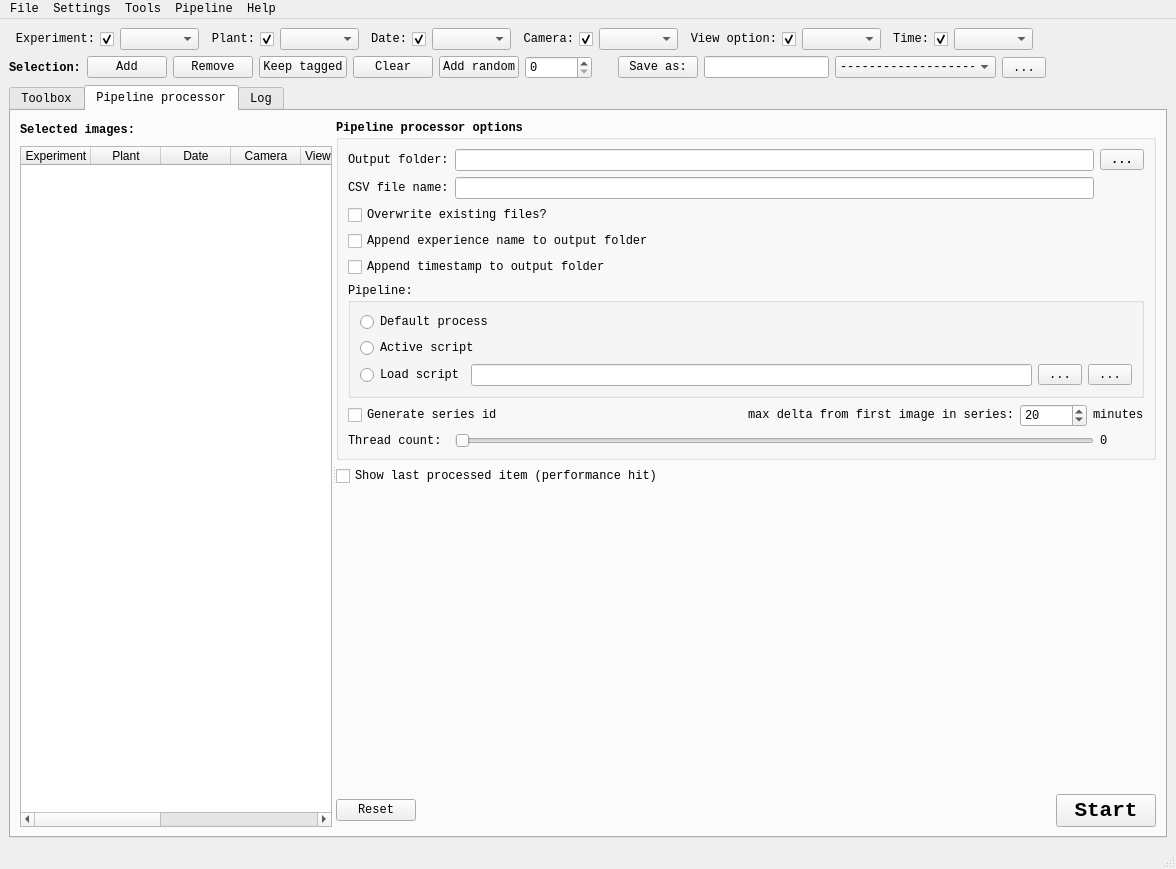
Before: the Qt Designer form main_form.ui in tpmp-inra/ipso_phen, drawn with Qt 5.
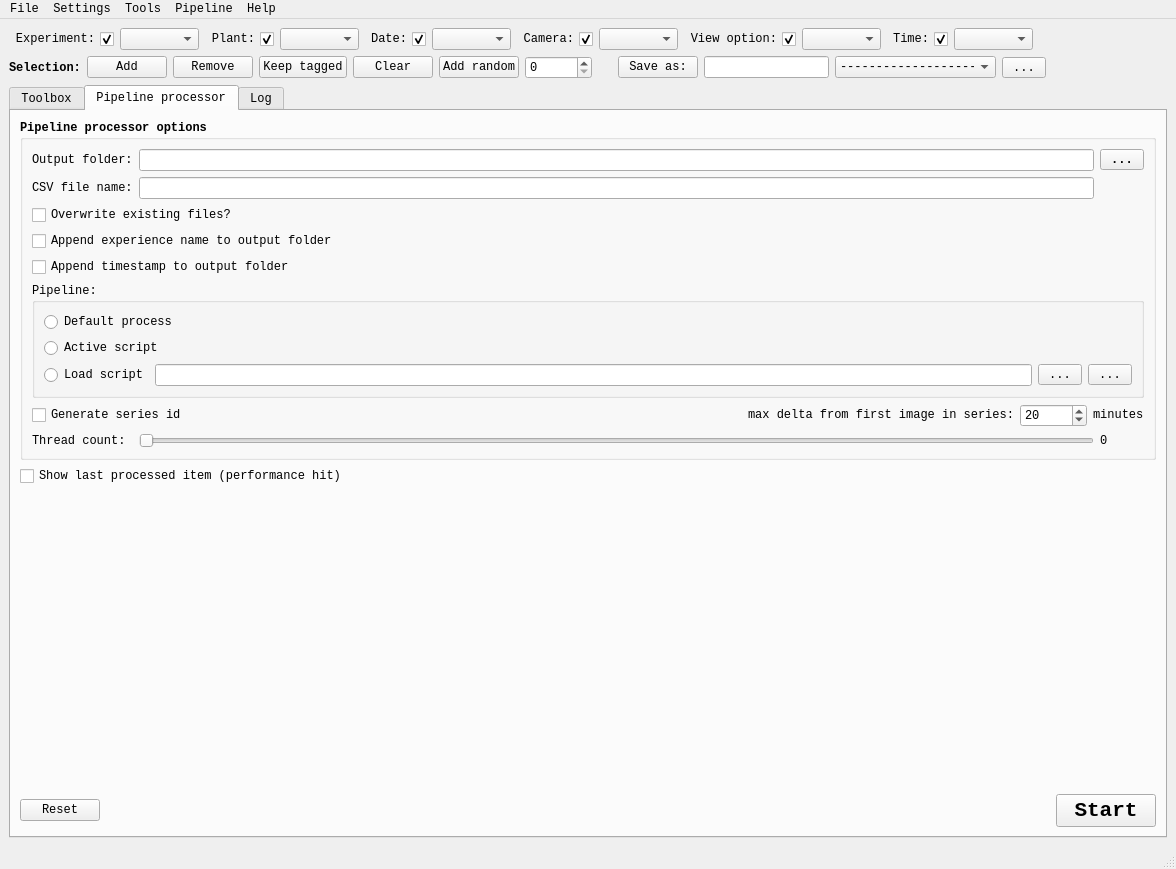
After: the same form once the commit is applied. The open tabs and pages were chosen to show the change. Icons and pictures are not drawn.

```diff
--- a/main_form.ui
+++ b/main_form.ui
@@ -1232,15 +1232,10 @@
            <property name="frameShadow">
             <enum>QFrame::Plain</enum>
            </property>
-           <layout class="QHBoxLayout" name="horizontalLayout_12">
-            <item>
-             <widget class="QSplitter" name="spl_ver_main_img_data">
-              <property name="orientation">
-               <enum>Qt::Horizontal</enum>
-              </property>
-              <widget class="QWidget" name="layoutWidget">
-               <layout class="QGridLayout" name="gridLayout_13">
+           <layout class="QGridLayout" name="gridLayout_12">
                 <item row="0" column="0">
+             <layout class="QHBoxLayout" name="horizontalLayout_10">
+              <item>
                  <widget class="QComboBox" name="cb_available_outputs">
                   <property name="maxVisibleItems">
                    <number>30</number>
@@ -1250,7 +1245,7 @@
                   </property>
                  </widget>
                 </item>
-                <item row="0" column="1">
+              <item>
                  <widget class="QPushButton" name="bt_clear_result">
                   <property name="maximumSize">
                    <size>
@@ -1263,7 +1258,13 @@
                   </property>
                  </widget>
                 </item>
-                <item row="1" column="0" colspan="2">
+             </layout>
+            </item>
+            <item row="1" column="0">
+             <widget class="QSplitter" name="spl_ver_main_img_data">
+              <property name="orientation">
+               <enum>Qt::Horizontal</enum>
+              </property>
                  <widget class="QLabel" name="lbl_output_image">
                   <property name="sizePolicy">
                    <sizepolicy hsizetype="Ignored" vsizetype="Ignored">
@@ -1284,9 +1285,6 @@
                    <set>Qt::AlignCenter</set>
                   </property>
                  </widget>
-                </item>
-               </layout>
-              </widget>
               <widget class="QTableWidget" name="tw_script_sim_output">
                <property name="frameShadow">
                 <enum>QFrame::Plain</enum>
@@ -1326,147 +1324,67 @@
        <attribute name="title">
         <string>Pipeline processor</string>
        </attribute>
-       <layout class="QHBoxLayout" name="horizontalLayout_10">
-        <item>
-         <widget class="QSplitter" name="spl_pipeline_processor">
-          <property name="orientation">
-           <enum>Qt::Horizontal</enum>
-          </property>
-          <widget class="QWidget" name="layoutWidget">
            <layout class="QGridLayout" name="gridLayout_10">
-            <item row="0" column="0">
-             <widget class="QLabel" name="label_11">
+        <item row="3" column="0">
+         <widget class="QPushButton" name="bt_pp_reset">
               <property name="font">
                <font>
-                <weight>75</weight>
-                <bold>true</bold>
+            <weight>50</weight>
+            <bold>false</bold>
                </font>
               </property>
               <property name="text">
-               <string>Selected images:</string>
+           <string>Reset</string>
+          </property>
+          <property name="icon">
+           <iconset resource="main_form.qrc">
+            <normaloff>:/common/resources/Refresh.png</normaloff>:/common/resources/Refresh.png</iconset>
               </property>
              </widget>
             </item>
-            <item row="0" column="1">
-             <spacer name="horizontalSpacer_13">
+        <item row="3" column="1">
+         <spacer name="horizontalSpacer_6">
               <property name="orientation">
                <enum>Qt::Horizontal</enum>
               </property>
               <property name="sizeHint" stdset="0">
                <size>
-                <width>138</width>
+            <width>944</width>
                 <height>20</height>
                </size>
               </property>
              </spacer>
             </item>
-            <item row="1" column="0" colspan="2">
-             <widget class="QTableWidget" name="tb_pp_images">
-              <property name="sizePolicy">
-               <sizepolicy hsizetype="Ignored" vsizetype="Expanding">
-                <horstretch>0</horstretch>
-                <verstretch>0</verstretch>
-               </sizepolicy>
-              </property>
+        <item row="3" column="2">
+         <widget class="QPushButton" name="bt_pp_start">
               <property name="minimumSize">
                <size>
-                <width>0</width>
+            <width>100</width>
                 <height>0</height>
                </size>
               </property>
-              <property name="maximumSize">
+          <property name="font">
+           <font>
+            <pointsize>16</pointsize>
+            <weight>75</weight>
+            <bold>true</bold>
+           </font>
+          </property>
+          <property name="text">
+           <string>Start</string>
+          </property>
+          <property name="icon">
+           <iconset resource="main_form.qrc">
+            <normaloff>:/image_process/resources/Play.png</normaloff>:/image_process/resources/Play.png</iconset>
+          </property>
+          <property name="iconSize">
                <size>
-                <width>16777215</width>
-                <height>16777215</height>
-               </size>
-              </property>
-              <property name="editTriggers">
-               <set>QAbstractItemView::NoEditTriggers</set>
-              </property>
-              <property name="dragDropOverwriteMode">
-               <bool>false</bool>
-              </property>
-              <property name="alternatingRowColors">
-               <bool>true</bool>
-              </property>
-              <property name="selectionMode">
-               <enum>QAbstractItemView::SingleSelection</enum>
-              </property>
-              <property name="selectionBehavior">
-               <enum>QAbstractItemView::SelectRows</enum>
-              </property>
-              <property name="textElideMode">
-               <enum>Qt::ElideMiddle</enum>
-              </property>
-              <property name="gridStyle">
-               <enum>Qt::SolidLine</enum>
-              </property>
-              <property name="sortingEnabled">
-               <bool>true</bool>
-              </property>
-              <attribute name="horizontalHeaderDefaultSectionSize">
-               <number>70</number>
-              </attribute>
-              <attribute name="horizontalHeaderHighlightSections">
-               <bool>false</bool>
-              </attribute>
-              <attribute name="horizontalHeaderStretchLastSection">
-               <bool>false</bool>
-              </attribute>
-              <attribute name="verticalHeaderShowSortIndicator" stdset="0">
-               <bool>true</bool>
-              </attribute>
-              <column>
-               <property name="text">
-                <string>Experiment</string>
-               </property>
-              </column>
-              <column>
-               <property name="text">
-                <string>Plant</string>
-               </property>
-              </column>
-              <column>
-               <property name="text">
-                <string>Date</string>
-               </property>
-              </column>
-              <column>
-               <property name="text">
-                <string>Camera</string>
-               </property>
-              </column>
-              <column>
-               <property name="text">
-                <string>View option</string>
-               </property>
-              </column>
-              <column>
-               <property name="text">
-                <string>Time</string>
-               </property>
-              </column>
-              <column>
-               <property name="text">
-                <string>date_time</string>
-               </property>
-              </column>
-              <column>
-               <property name="text">
-                <string>Path</string>
-               </property>
-              </column>
-              <column>
-               <property name="text">
-                <string>Luid</string>
-               </property>
-              </column>
-             </widget>
-            </item>
-           </layout>
-          </widget>
-          <widget class="QWidget" name="layoutWidget">
-           <layout class="QGridLayout" name="gridLayout_12">
+            <width>24</width>
+            <height>24</height>
+           </size>
+          </property>
+         </widget>
+        </item>
             <item row="0" column="0" colspan="3">
              <widget class="QGroupBox" name="groupBox">
               <property name="sizePolicy">
@@ -1795,66 +1713,6 @@
               </layout>
              </widget>
             </item>
-            <item row="3" column="2">
-             <widget class="QPushButton" name="bt_pp_start">
-              <property name="minimumSize">
-               <size>
-                <width>100</width>
-                <height>0</height>
-               </size>
-              </property>
-              <property name="font">
-               <font>
-                <pointsize>16</pointsize>
-                <weight>75</weight>
-                <bold>true</bold>
-               </font>
-              </property>
-              <property name="text">
-               <string>Start</string>
-              </property>
-              <property name="icon">
-               <iconset resource="main_form.qrc">
-                <normaloff>:/image_process/resources/Play.png</normaloff>:/image_process/resources/Play.png</iconset>
-              </property>
-              <property name="iconSize">
-               <size>
-                <width>24</width>
-                <height>24</height>
-               </size>
-              </property>
-             </widget>
-            </item>
-            <item row="3" column="1">
-             <spacer name="horizontalSpacer_6">
-              <property name="orientation">
-               <enum>Qt::Horizontal</enum>
-              </property>
-              <property name="sizeHint" stdset="0">
-               <size>
-                <width>490</width>
-                <height>20</height>
-               </size>
-              </property>
-             </spacer>
-            </item>
-            <item row="3" column="0">
-             <widget class="QPushButton" name="bt_pp_reset">
-              <property name="font">
-               <font>
-                <weight>50</weight>
-                <bold>false</bold>
-               </font>
-              </property>
-              <property name="text">
-               <string>Reset</string>
-              </property>
-              <property name="icon">
-               <iconset resource="main_form.qrc">
-                <normaloff>:/common/resources/Refresh.png</normaloff>:/common/resources/Refresh.png</iconset>
-              </property>
-             </widget>
-            </item>
             <item row="1" column="0" colspan="3">
              <widget class="QCheckBox" name="chk_pp_show_last_item">
               <property name="text">
@@ -1876,10 +1734,6 @@
               <property name="alignment">
                <set>Qt::AlignCenter</set>
               </property>
-             </widget>
-            </item>
-           </layout>
-          </widget>
          </widget>
         </item>
        </layout>
```
Lines whose indentation alone changed are shown as unchanged.
